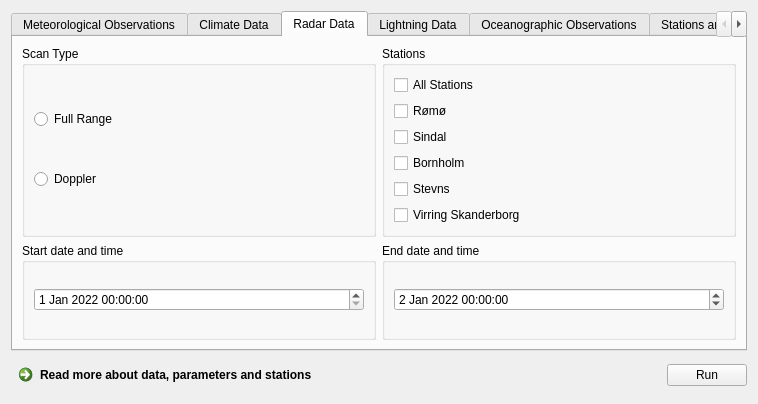
Before: the Qt Designer form DMI_Open_Data_dialog_base.ui in dmidk/Open-Data-QGIS-plugin, drawn with Qt 5.
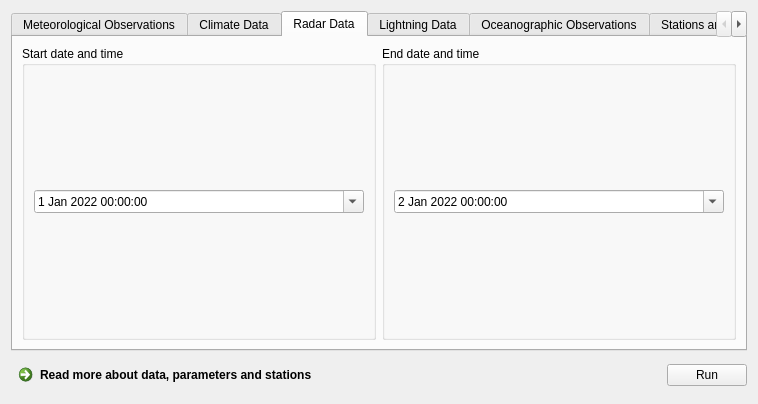
After: the same form once the commit is applied. The open tabs and pages were chosen to show the change. Icons and pictures are not drawn.

Commit message: Changed datetime to calendar pop up and current date. Also changed radar tab to more simple.

```diff
--- a/DMI_Open_Data_dialog_base.ui
+++ b/DMI_Open_Data_dialog_base.ui
@@ -522,84 +522,6 @@
        <string>Radar Data</string>
       </attribute>
       <layout class="QVBoxLayout" name="verticalLayout_13">
-       <item>
-        <layout class="QHBoxLayout" name="horizontalLayout_57">
-         <item>
-          <widget class="QGroupBox" name="groupBox_30">
-           <property name="title">
-            <string>Scan Type</string>
-           </property>
-           <layout class="QVBoxLayout" name="verticalLayout_71">
-            <item>
-             <widget class="QRadioButton" name="radar_scantype_fullrange_radioButton">
-              <property name="text">
-               <string>Full Range</string>
-              </property>
-             </widget>
-            </item>
-            <item>
-             <widget class="QRadioButton" name="radar_scantype_doppler_radioButton">
-              <property name="text">
-               <string>Doppler</string>
-              </property>
-             </widget>
-            </item>
-           </layout>
-          </widget>
-         </item>
-         <item>
-          <widget class="QGroupBox" name="groupBox_29">
-           <property name="title">
-            <string>Stations</string>
-           </property>
-           <layout class="QVBoxLayout" name="verticalLayout_70">
-            <item>
-             <widget class="QCheckBox" name="radar_all_stations_checkBox">
-              <property name="text">
-               <string>All Stations</string>
-              </property>
-             </widget>
-            </item>
-            <item>
-             <widget class="QCheckBox" name="radar_romoe_checkBox">
-              <property name="text">
-               <string>Rømø</string>
-              </property>
-             </widget>
-            </item>
-            <item>
-             <widget class="QCheckBox" name="radar_sindal_checkBox">
-              <property name="text">
-               <string>Sindal</string>
-              </property>
-             </widget>
-            </item>
-            <item>
-             <widget class="QCheckBox" name="radar_bornholm_checkBox">
-              <property name="text">
-               <string>Bornholm</string>
-              </property>
-             </widget>
-            </item>
-            <item>
-             <widget class="QCheckBox" name="radar_stevns_checkBox">
-              <property name="text">
-               <string>Stevns</string>
-              </property>
-             </widget>
-            </item>
-            <item>
-             <widget class="QCheckBox" name="radar_virring_skanderborg_checkBox">
-              <property name="text">
-               <string>Virring Skanderborg</string>
-              </property>
-             </widget>
-            </item>
-           </layout>
-          </widget>
-         </item>
-        </layout>
-       </item>
        <item>
         <layout class="QHBoxLayout" name="horizontalLayout_14">
          <item>
@@ -620,6 +542,9 @@
                 <day>1</day>
                </datetime>
               </property>
+              <property name="calendarPopup">
+               <bool>true</bool>
+              </property>
              </widget>
             </item>
            </layout>
@@ -643,6 +568,9 @@
                 <day>2</day>
                </datetime>
               </property>
+              <property name="calendarPopup">
+               <bool>true</bool>
+              </property>
              </widget>
             </item>
            </layout>
```
Left out of the diff: 24 changed lines with no effect on the pictures. The commit also changes 1 other file.
